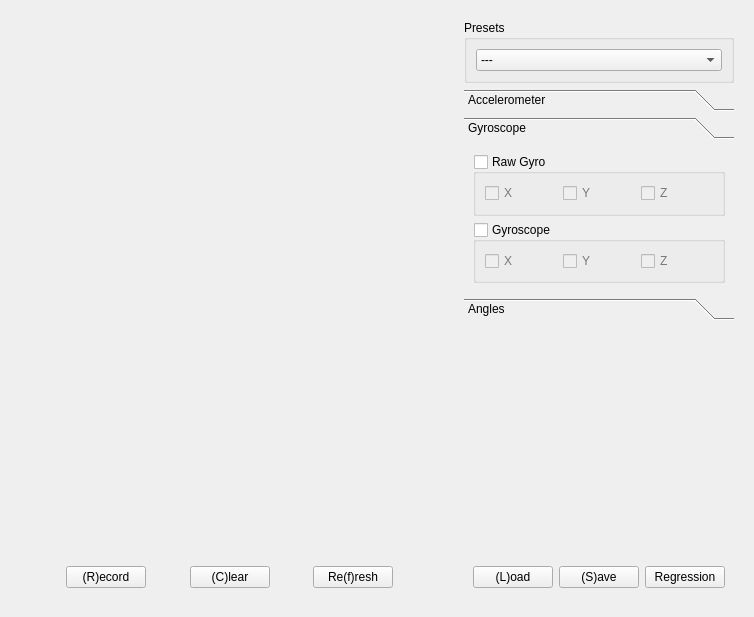
Old version of the form tinyos-2.x/trunk/support/cpp/TestShimmer/src/DataWidget.ui in the repository baharev/szte-wsn-code.
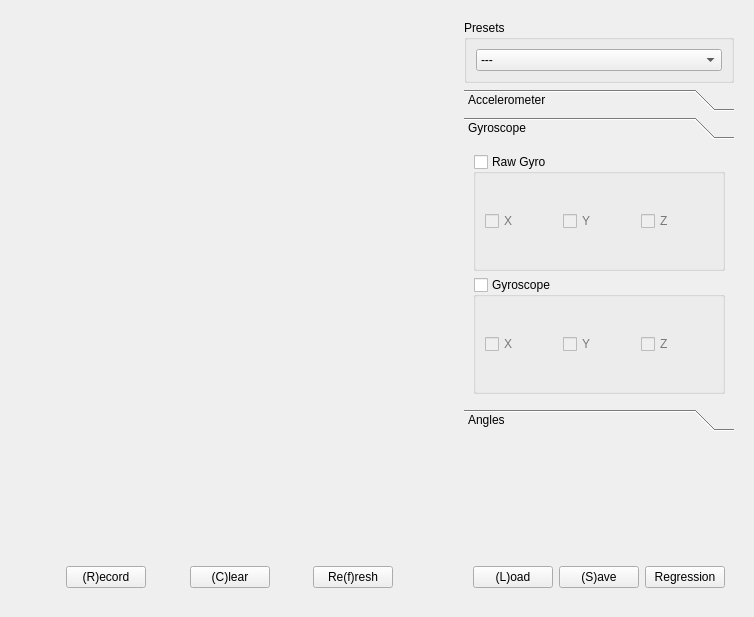
New version of the form. The open tabs and pages were chosen to show the change. Custom widgets are drawn as their Qt base class.

What changed in the file:
```diff
--- a/tinyos-2.x/trunk/support/cpp/TestShimmer/src/DataWidget.ui
+++ b/tinyos-2.x/trunk/support/cpp/TestShimmer/src/DataWidget.ui
@@ -120,7 +120,7 @@
     </layout>
    </item>
    <item>
-    <layout class="QVBoxLayout" name="menuLayout" stretch="0,1,1,0">
+    <layout class="QVBoxLayout" name="menuLayout" stretch="0,1,0,0">
      <property name="margin">
       <number>9</number>
      </property>
@@ -496,8 +496,8 @@
          <rect>
           <x>0</x>
           <y>0</y>
-          <width>239</width>
-          <height>124</height>
+          <width>255</width>
+          <height>394</height>
          </rect>
         </property>
         <attribute name="label">
```
Left out of the diff: 6 changed lines with no effect on the pictures.
